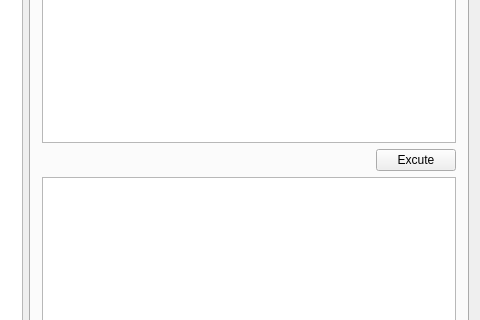
Qt form mainwindow.ui (LouisVraie/dbManagerApp) before a commit; both pictures show x 429 to 909 and y 217 to 537 of the 909 by 715 pixel window.
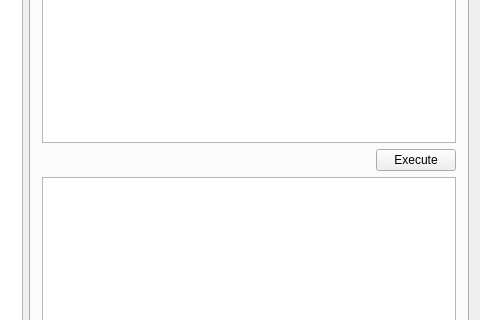
The same form after that commit. The open tabs and pages were chosen to show the change.

Commit message: Modification du Mainwindow.ui correction orthograffe du bouton execute

```diff
--- a/mainwindow.ui
+++ b/mainwindow.ui
@@ -138,7 +138,7 @@
             <item>
              <widget class="QPushButton" name="pushButton_Executer">
               <property name="text">
-               <string>Excute</string>
+               <string>Execute</string>
               </property>
              </widget>
             </item>
```
Left out of the diff: 2 changed lines with no effect on the pictures.
